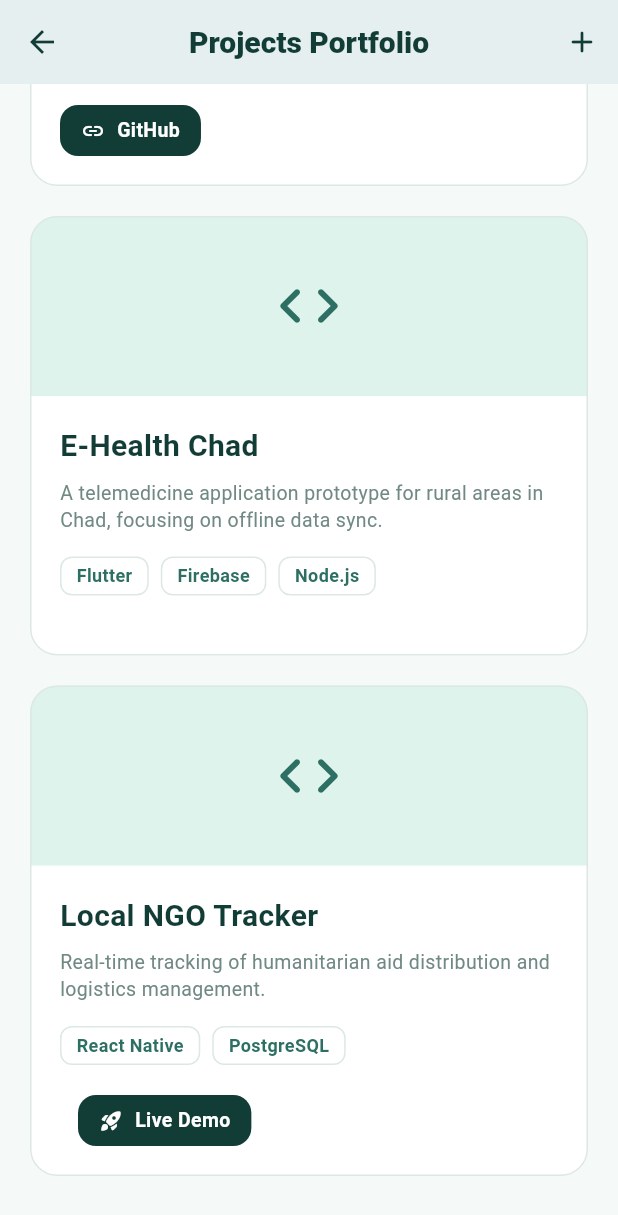
After one commit to Rosa-Demaye/kidme_mobile_app, a Flutter app: the PortfolioScreen screen opened directly, scrolled down 279 dp, after a tap on "GitHub", on a phone screen of 412 x 824 dp. The commit adds this screen. Shown: the top 1215 px of the screen. Run offline on Flutter 3.47's test engine with Material 3 defaults, Android fonts, the phone set to English and light mode, and no system bars; our stand-ins replace supabase_flutter; accounts and stored records are empty.

Commit message:
feat: implement Portfolio showcase and Skill Gap Analyzer

```diff
--- /dev/null
+++ b/lib/features/portfolio/models/project_model.dart
@@ -0,0 +1,19 @@
+class Project {
+  final String id;
+  final String title;
+  final String description;
+  final String? imageUrl;
+  final List<String> technologies;
+  final String? githubLink;
+  final String? liveLink;
+
+  Project({
+    required this.id,
+    required this.title,
+    required this.description,
+    this.imageUrl,
+    required this.technologies,
+    this.githubLink,
+    this.liveLink,
+  });
+}
--- /dev/null
+++ b/lib/features/portfolio/screens/portfolio_screen.dart
@@ -0,0 +1,210 @@
+import 'package:flutter/material.dart';
+import '../../../theme/app_colors.dart';
+import '../models/project_model.dart';
+
+class PortfolioScreen extends StatelessWidget {
+  const PortfolioScreen({super.key});
+
+  @override
+  Widget build(BuildContext context) {
+    final projects = [
+      Project(
+        id: '1',
+        title: 'Kidme Mobile App',
+        description:
+            'A professional recruitment platform built with Flutter and Supabase to connect talent in Chad.',
+        technologies: ['Flutter', 'Supabase', 'Dart'],
+        githubLink: 'https://github.com/Rosa-Demaye/kidme_mobile_app',
+      ),
+      Project(
+        id: '2',
+        title: 'E-Health Chad',
+        description:
+            'A telemedicine application prototype for rural areas in Chad, focusing on offline data sync.',
+        technologies: ['Flutter', 'Firebase', 'Node.js'],
+      ),
+      Project(
+        id: '3',
+        title: 'Local NGO Tracker',
+        description:
+            'Real-time tracking of humanitarian aid distribution and logistics management.',
+        technologies: ['React Native', 'PostgreSQL'],
+        liveLink: 'https://ngo-tracker-demo.com',
+      ),
+    ];
+
+    return Scaffold(
+      appBar: AppBar(
+        title: const Text('Projects Portfolio'),
+        centerTitle: true,
+        actions: [
+          IconButton(
+            onPressed: () {},
+            icon: const Icon(Icons.add_rounded),
+            tooltip: 'Add Project',
+          ),
+        ],
+      ),
+      body: ListView.builder(
+        padding: const EdgeInsets.all(20),
+        itemCount: projects.length,
+        itemBuilder: (context, index) {
+          final project = projects[index];
+          return _ProjectCard(project: project);
+        },
+      ),
+    );
+  }
+}
+
+class _ProjectCard extends StatelessWidget {
+  final Project project;
+
+  const _ProjectCard({required this.project});
+
+  @override
+  Widget build(BuildContext context) {
+    return Card(
+      margin: const EdgeInsets.only(bottom: 20),
+      child: Column(
+        crossAxisAlignment: CrossAxisAlignment.start,
+        children: [
+          Container(
+            height: 120,
+            width: double.infinity,
+            decoration: BoxDecoration(
+              color: AppColors.blueMist,
+              borderRadius: const BorderRadius.vertical(
+                top: Radius.circular(18),
+              ),
+            ),
+            child: const Icon(
+              Icons.code_rounded,
+              size: 48,
+              color: AppColors.professionalBlue,
+            ),
+          ),
+          Padding(
+            padding: const EdgeInsets.all(20.0),
+            child: Column(
+              crossAxisAlignment: CrossAxisAlignment.start,
+              children: [
+                Text(
+                  project.title,
+                  style: const TextStyle(
+                    fontSize: 20,
+                    fontWeight: FontWeight.bold,
+                    color: AppColors.primaryNavy,
+                  ),
+                ),
+                const SizedBox(height: 8),
+                Text(
+                  project.description,
+                  style: const TextStyle(
+                    color: AppColors.softGrey,
+                    height: 1.4,
+                  ),
+                ),
+                const SizedBox(height: 16),
+                Wrap(
+                  spacing: 8,
+                  runSpacing: 8,
+                  children: project.technologies
+                      .map((tech) => _TechChip(label: tech))
+                      .toList(),
+                ),
+                const SizedBox(height: 20),
+                Row(
+                  children: [
+                    if (project.githubLink != null)
+                      _LinkButton(
+                        icon: Icons.link_rounded,
+                        label: 'GitHub',
+                        onTap: () {},
+                      ),
+                    if (project.liveLink != null) ...[
+                      const SizedBox(width: 12),
+                      _LinkButton(
+                        icon: Icons.rocket_launch_rounded,
+                        label: 'Live Demo',
+                        onTap: () {},
+                      ),
+                    ],
+                  ],
+                ),
+              ],
+            ),
+          ),
+        ],
+      ),
+    );
+  }
+}
+
+class _TechChip extends StatelessWidget {
+  final String label;
+
+  const _TechChip({required this.label});
+
+  @override
+  Widget build(BuildContext context) {
+    return Container(
+      padding: const EdgeInsets.symmetric(horizontal: 10, vertical: 4),
+      decoration: BoxDecoration(
+        color: Colors.white,
+        borderRadius: BorderRadius.circular(8),
+        border: Border.all(color: AppColors.cardBorder),
+      ),
+      child: Text(
+        label,
+        style: const TextStyle(
+          fontSize: 12,
+          fontWeight: FontWeight.bold,
+          color: AppColors.emerald,
+        ),
+      ),
+    );
+  }
+}
+
+class _LinkButton extends StatelessWidget {
+  final IconData icon;
+  final String label;
+  final VoidCallback onTap;
+
+  const _LinkButton({
+    required this.icon,
+    required this.label,
+    required this.onTap,
+  });
+
+  @override
+  Widget build(BuildContext context) {
+    return InkWell(
+      onTap: onTap,
+      borderRadius: BorderRadius.circular(12),
+      child: Container(
+        padding: const EdgeInsets.symmetric(horizontal: 14, vertical: 8),
+        decoration: BoxDecoration(
+          color: AppColors.primaryNavy,
+          borderRadius: BorderRadius.circular(12),
+        ),
+        child: Row(
+          mainAxisSize: MainAxisSize.min,
+          children: [
+            Icon(icon, size: 16, color: Colors.white),
+            const SizedBox(width: 8),
+            Text(
+              label,
+              style: const TextStyle(
+                color: Colors.white,
+                fontSize: 13,
+                fontWeight: FontWeight.bold,
+              ),
+            ),
+          ],
+        ),
+      ),
+    );
+  }
+}
```
Also changed, not shown: lib/features/skills/models/skill_model.dart (added, +7 -0 lines), lib/features/skills/screens/skill_gap_analyzer_screen.dart (added, +205 -0 lines), lib/screens/job_feed_screen.dart (+16 -2 lines).
